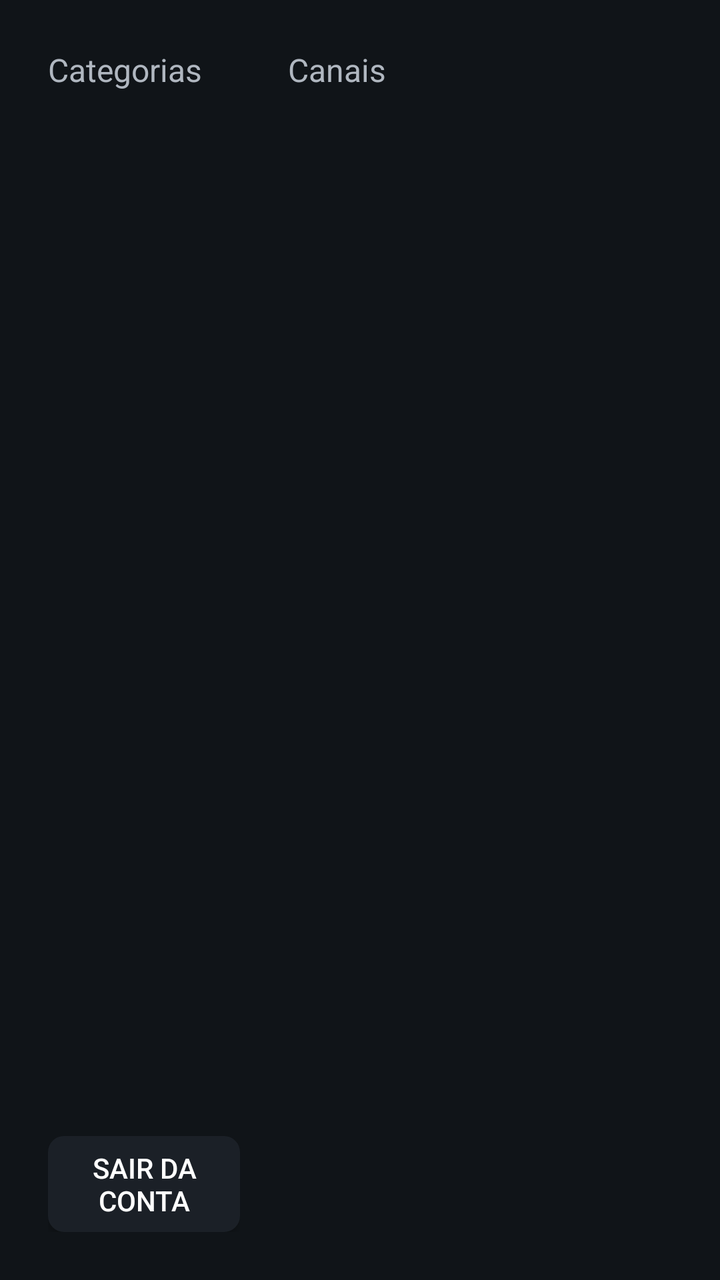
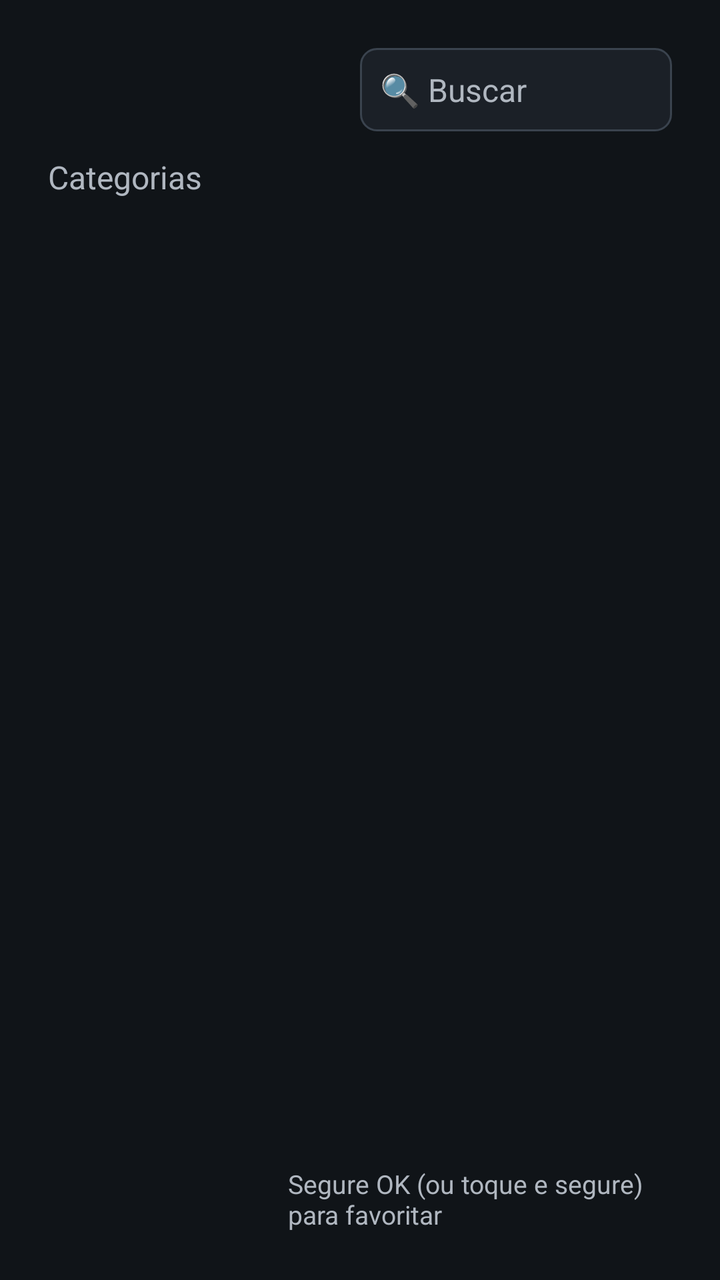

Screens rendered from an Android XML layout before and after an edit, with the pre-edit source and the edit as a unified diff.
<!-- AndroidManifest.xml: application theme AppTheme -->
<!-- res/layout/activity_main.xml -->
<?xml version="1.0" encoding="utf-8"?>
<LinearLayout xmlns:android="http://schemas.android.com/apk/res/android"
    android:layout_width="match_parent"
    android:layout_height="match_parent"
    android:orientation="horizontal"
    android:padding="24dp">

    <LinearLayout
        android:layout_width="0dp"
        android:layout_height="match_parent"
        android:layout_weight="1"
        android:orientation="vertical">

        <TextView
            android:layout_width="match_parent"
            android:layout_height="wrap_content"
            android:layout_marginBottom="8dp"
            android:text="Categorias"
            android:textColor="@color/muted"
            android:textSize="16sp" />

        <androidx.recyclerview.widget.RecyclerView
            android:id="@+id/rvCategories"
            android:layout_width="match_parent"
            android:layout_height="0dp"
            android:layout_weight="1" />

        <Button
            android:id="@+id/btnLogout"
            android:layout_width="match_parent"
            android:layout_height="wrap_content"
            android:layout_marginTop="8dp"
            android:background="@drawable/row_bg"
            android:text="Sair da conta"
            android:textColor="@color/text" />
    </LinearLayout>

    <FrameLayout
        android:layout_width="0dp"
        android:layout_height="match_parent"
        android:layout_marginStart="24dp"
        android:layout_weight="2">

        <LinearLayout
            android:layout_width="match_parent"
            android:layout_height="match_parent"
            android:orientation="vertical">

            <TextView
                android:id="@+id/tvChannelsTitle"
                android:layout_width="match_parent"
                android:layout_height="wrap_content"
                android:layout_marginBottom="8dp"
                android:text="Canais"
                android:textColor="@color/muted"
                android:textSize="16sp" />

            <androidx.recyclerview.widget.RecyclerView
                android:id="@+id/rvChannels"
                android:layout_width="match_parent"
                android:layout_height="0dp"
                android:layout_weight="1" />
        </LinearLayout>

        <ProgressBar
            android:id="@+id/progress"
            android:layout_width="wrap_content"
            android:layout_height="wrap_content"
            android:layout_gravity="center"
            android:visibility="gone" />

        <TextView
            android:id="@+id/tvMessage"
            android:layout_width="match_parent"
            android:layout_height="wrap_content"
            android:layout_gravity="center"
            android:gravity="center"
            android:padding="16dp"
            android:textColor="@color/error"
            android:textSize="18sp"
            android:visibility="gone" />
    </FrameLayout>
</LinearLayout>
<!-- resources referenced by this layout -->
<resources>
  <color name="error">#FFFF6B6B</color>
  <color name="muted">#FFB0B7C0</color>
  <color name="text">#FFFFFFFF</color>
  <!-- drawable row_bg (drawable) -->
  <?xml version="1.0" encoding="utf-8"?>
  <selector xmlns:android="http://schemas.android.com/apk/res/android">
      <item android:state_focused="true">
          <shape android:shape="rectangle">
              <solid android:color="@color/accent" />
              <corners android:radius="8dp" />
          </shape>
      </item>
      <item android:state_selected="true">
          <shape android:shape="rectangle">
              <solid android:color="#FF2A3441" />
              <corners android:radius="8dp" />
          </shape>
      </item>
      <item>
          <shape android:shape="rectangle">
              <solid android:color="@color/panel" />
              <corners android:radius="8dp" />
          </shape>
      </item>
  </selector>
  <style name="AppTheme" parent="Theme.AppCompat.NoActionBar">
          <item name="android:windowBackground">@color/bg</item>
          <item name="colorAccent">@color/accent</item>
      </style>
  <color name="accent">#FF2F80ED</color>
  <color name="panel">#FF1B2027</color>
  <color name="bg">#FF101418</color>
</resources>

<!-- the commit's change to res/layout/activity_main.xml (unified diff, before → after) -->
@@ -2,82 +2,122 @@
 <LinearLayout xmlns:android="http://schemas.android.com/apk/res/android"
     android:layout_width="match_parent"
     android:layout_height="match_parent"
-    android:orientation="horizontal"
+    android:orientation="vertical"
     android:padding="24dp">
 
     <LinearLayout
-        android:layout_width="0dp"
-        android:layout_height="match_parent"
-        android:layout_weight="1"
-        android:orientation="vertical">
+        android:layout_width="match_parent"
+        android:layout_height="wrap_content"
+        android:layout_marginBottom="12dp"
+        android:gravity="center_vertical"
+        android:orientation="horizontal">
 
         <TextView
-            android:layout_width="match_parent"
+            android:id="@+id/tvSection"
+            android:layout_width="0dp"
             android:layout_height="wrap_content"
-            android:layout_marginBottom="8dp"
-            android:text="Categorias"
-            android:textColor="@color/muted"
+            android:layout_weight="1"
+            android:textColor="@color/text"
+            android:textSize="24sp"
+            android:textStyle="bold" />
+
+        <EditText
+            android:id="@+id/etSearch"
+            android:layout_width="0dp"
+            android:layout_height="wrap_content"
+            android:layout_weight="1"
+            android:background="@drawable/input_bg"
+            android:hint="🔍 Buscar"
+            android:imeOptions="actionSearch"
+            android:inputType="text"
+            android:maxLines="1"
+            android:padding="10dp"
+            android:textColor="@color/text"
+            android:textColorHint="@color/muted"
             android:textSize="16sp" />
-
-        <androidx.recyclerview.widget.RecyclerView
-            android:id="@+id/rvCategories"
-            android:layout_width="match_parent"
-            android:layout_height="0dp"
-            android:layout_weight="1" />
-
-        <Button
-            android:id="@+id/btnLogout"
-            android:layout_width="match_parent"
-            android:layout_height="wrap_content"
-            android:layout_marginTop="8dp"
-            android:background="@drawable/row_bg"
-            android:text="Sair da conta"
-            android:textColor="@color/text" />
     </LinearLayout>
 
-    <FrameLayout
-        android:layout_width="0dp"
-        android:layout_height="match_parent"
-        android:layout_marginStart="24dp"
-        android:layout_weight="2">
+    <LinearLayout
+        android:layout_width="match_parent"
+        android:layout_height="0dp"
+        android:layout_weight="1"
+        android:orientation="horizontal">
 
         <LinearLayout
-            android:layout_width="match_parent"
+            android:layout_width="0dp"
             android:layout_height="match_parent"
+            android:layout_weight="1"
             android:orientation="vertical">
 
             <TextView
-                android:id="@+id/tvChannelsTitle"
                 android:layout_width="match_parent"
                 android:layout_height="wrap_content"
                 android:layout_marginBottom="8dp"
-                android:text="Canais"
+                android:text="Categorias"
                 android:textColor="@color/muted"
                 android:textSize="16sp" />
 
             <androidx.recyclerview.widget.RecyclerView
-                android:id="@+id/rvChannels"
+                android:id="@+id/rvCategories"
                 android:layout_width="match_parent"
                 android:layout_height="0dp"
                 android:layout_weight="1" />
         </LinearLayout>
 
-        <ProgressBar
-            android:id="@+id/progress"
-            android:layout_width="wrap_content"
-            android:layout_height="wrap_content"
-            android:layout_gravity="center"
-            android:visibility="gone" />
+        <FrameLayout
+            android:layout_width="0dp"
+            android:layout_height="match_parent"
+            android:layout_marginStart="24dp"
+            android:layout_weight="2">
 
-        <TextView
-            android:id="@+id/tvMessage"
-            android:layout_width="match_parent"
-            android:layout_height="wrap_content"
-            android:layout_gravity="center"
-            android:gravity="center"
-            android:padding="16dp"
-            android:textColor="@color/error"
-            android:textSize="18sp"
-            android:visibility="gone" />
-    </FrameLayout>
+            <LinearLayout
+                android:layout_width="match_parent"
+                android:layout_height="match_parent"
+                android:orientation="vertical">
+
+                <TextView
+                    android:id="@+id/tvChannelsTitle"
+                    android:layout_width="match_parent"
+                    android:layout_height="wrap_content"
+                    android:layout_marginBottom="8dp"
+                    android:ellipsize="end"
+                    android:maxLines="1"
+                    android:textColor="@color/muted"
+                    android:textSize="16sp" />
+
+                <androidx.recyclerview.widget.RecyclerView
+                    android:id="@+id/rvChannels"
+                    android:layout_width="match_parent"
+                    android:layout_height="0dp"
+                    android:layout_weight="1" />
+
+                <TextView
+                    android:id="@+id/tvHint"
+                    android:layout_width="match_parent"
+                    android:layout_height="wrap_content"
+                    android:layout_marginTop="8dp"
+                    android:text="Segure OK (ou toque e segure) para favoritar"
+                    android:textColor="@color/muted"
+                    android:textSize="13sp" />
+            </LinearLayout>
+
+            <ProgressBar
+                android:id="@+id/progress"
+                android:layout_width="wrap_content"
+                android:layout_height="wrap_content"
+                android:layout_gravity="center"
+                android:visibility="gone" />
+
+            <TextView
+                android:id="@+id/tvMessage"
+                android:layout_width="match_parent"
+                android:layout_height="wrap_content"
+                android:layout_gravity="center"
+                android:gravity="center"
+                android:padding="16dp"
+                android:textColor="@color/muted"
+                android:textSize="18sp"
+                android:visibility="gone" />
+        </FrameLayout>
+    </LinearLayout>
 </LinearLayout>
<!-- resource entries referenced after the edit -->
@@ -1,26 +1,21 @@
 <!-- resources referenced by this layout -->
 <resources>
-  <color name="error">#FFFF6B6B</color>
   <color name="muted">#FFB0B7C0</color>
   <color name="text">#FFFFFFFF</color>
-  <!-- drawable row_bg (drawable) -->
+  <!-- drawable input_bg (drawable) -->
   <?xml version="1.0" encoding="utf-8"?>
   <selector xmlns:android="http://schemas.android.com/apk/res/android">
       <item android:state_focused="true">
           <shape android:shape="rectangle">
-              <solid android:color="@color/accent" />
-              <corners android:radius="8dp" />
-          </shape>
-      </item>
-      <item android:state_selected="true">
-          <shape android:shape="rectangle">
-              <solid android:color="#FF2A3441" />
+              <solid android:color="@color/panel" />
+              <stroke android:width="3dp" android:color="@color/accent" />
               <corners android:radius="8dp" />
           </shape>
       </item>
       <item>
           <shape android:shape="rectangle">
               <solid android:color="@color/panel" />
+              <stroke android:width="1dp" android:color="#FF3A434E" />
               <corners android:radius="8dp" />
           </shape>
       </item>
